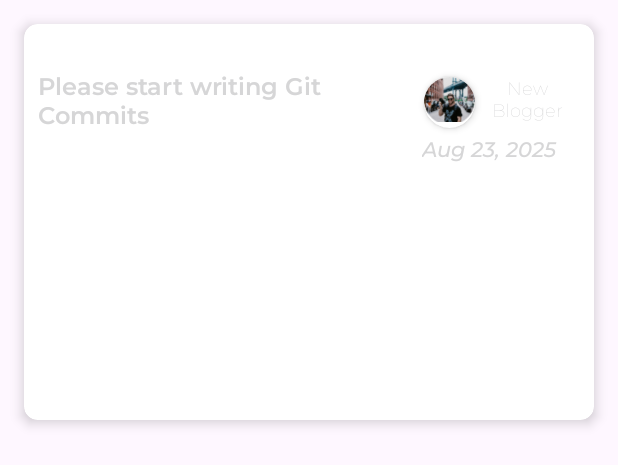
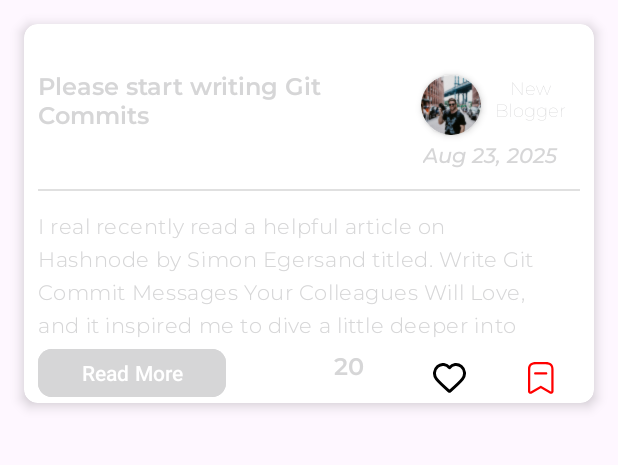
Before and after one commit to Roshan4546/Blog-Application-Android-Project-, an Android app: the layout blog_item.xml on its own in the app's theme, with its tools: preview values and no code run, on a phone screen of 412 x 824 dp. Shown: the top 465 px of the screen. Run offline under Robolectric (Android 15) with nearby library versions, the phone set to English and light mode, and no system bars; Roboto replaces fonts that are not available here.

Commit message:
changes in UI

```diff
--- /dev/null
+++ b/app/src/main/java/com/example/blogapplication/Model/BlogItemModel.kt
@@ -0,0 +1,10 @@
+package com.example.blogapplication.Model
+
+data class BlogItemModel(
+    val heading : String,
+    val userName : String,
+    val date : String,
+    val post : String,
+    val likecounts : Int,
+    val imageUrl : String,
+)
--- /dev/null
+++ b/app/src/main/java/com/example/blogapplication/adapter/BlogAdapter.kt
@@ -0,0 +1,53 @@
+package com.example.blogapplication.adapter
+
+import android.view.LayoutInflater
+import android.view.ViewGroup
+import androidx.recyclerview.widget.RecyclerView
+import androidx.recyclerview.widget.RecyclerView.Recycler
+import com.bumptech.glide.Glide
+import com.example.blogapplication.Model.BlogItemModel
+import com.example.blogapplication.R
+import com.example.blogapplication.databinding.ActivityWelcomeBinding
+import com.example.blogapplication.databinding.BlogItemBinding
+
+class BlogAdapter(private val items: List<BlogItemModel>) :
+    RecyclerView.Adapter<BlogAdapter.BlogViewHolder>() {
+    override fun onCreateViewHolder(parent: ViewGroup, viewType: Int): BlogViewHolder {
+
+        val inflater: LayoutInflater = LayoutInflater.from(parent.context)
+        val binding: BlogItemBinding = BlogItemBinding.inflate(inflater, parent, false)
+        return BlogViewHolder(binding)
+    }
+
+
+    override fun onBindViewHolder(holder: BlogViewHolder, position: Int) {
+
+        holder.bind(items[position])
+    }
+
+    override fun getItemCount(): Int {
+        return items.size
+    }
+
+
+    inner class BlogViewHolder(private val binding: BlogItemBinding) :
+        RecyclerView.ViewHolder(binding.root) {
+        fun bind(blogItemModel: BlogItemModel) {
+            binding.heading.text = blogItemModel.heading
+//            Glide.with(binding.profileimage2.context)
+//                .load(blogItemModel.imageUrl)
+//                .placeholder(R.drawable.p1) // fallback while loading
+//                .error(R.drawable.p1)       // fallback if error
+//                .into(binding.profileimage2)
+            binding.username.text = blogItemModel.userName
+            binding.date.text = blogItemModel.date
+            binding.post.text = blogItemModel.post
+            binding.likeCount?.text = blogItemModel.likecounts.toString()
+
+
+        }
+
+    }
+
+
+}
--- /dev/null
+++ b/app/src/main/res/layout-v28/blog_item.xml
@@ -0,0 +1,110 @@
+<?xml version="1.0" encoding="utf-8"?>
+<androidx.cardview.widget.CardView
+    xmlns:android="http://schemas.android.com/apk/res/android"
+    xmlns:app="http://schemas.android.com/apk/res-auto"
+    xmlns:tools="http://schemas.android.com/tools"
+    android:layout_width="match_parent"
+    android:layout_height="264dp"
+    android:layout_margin="16dp"
+    app:cardCornerRadius="9dp"
+    app:cardElevation="5dp">
+
+    <androidx.constraintlayout.widget.ConstraintLayout
+        android:layout_width="match_parent"
+        android:layout_height="match_parent">
+
+        <!-- Commit message text -->
+
+        <TextView
+            android:id="@+id/heading"
+            android:layout_width="238dp"
+            android:layout_height="39dp"
+            android:layout_marginStart="9dp"
+            android:layout_marginTop="30dp"
+            android:fontFamily="@font/montserrat_semibold"
+            android:maxLines="2"
+            android:text="@string/please_start_writing_git_commits"
+            android:textColor="@color/blue"
+            android:textSize="16sp"
+            android:textStyle="bold"
+            app:layout_constraintStart_toStartOf="parent"
+            app:layout_constraintTop_toTopOf="parent" />
+
+        <!-- Small card with an image inside -->
+        <androidx.cardview.widget.CardView
+            android:id="@+id/cardView3"
+            android:layout_width="34dp"
+            android:layout_height="34dp"
+            app:cardCornerRadius="100dp"
+            app:cardElevation="3dp"
+            app:layout_constraintBottom_toBottomOf="@+id/username"
+            app:layout_constraintEnd_toStartOf="@+id/username"
+            app:layout_constraintTop_toTopOf="@+id/username">
+
+            <ImageView
+                android:layout_width="match_parent"
+                android:layout_height="30dp"
+                android:scaleType="centerCrop"
+                android:src="@drawable/p1" />
+
+        </androidx.cardview.widget.CardView>
+
+        <TextView
+            android:id="@+id/username"
+            android:layout_width="70dp"
+            android:layout_height="44dp"
+            android:layout_marginTop="30dp"
+            android:layout_marginEnd="9dp"
+            android:fontFamily="@font/montserrat_thin"
+            android:maxLines="2"
+            android:padding="5dp"
+            android:text="@string/new_blogger"
+            android:textAlignment="center"
+            android:textColor="@color/black"
+            android:textSize="12sp"
+            app:layout_constraintEnd_toEndOf="parent"
+            app:layout_constraintTop_toTopOf="parent" />
+
+        <TextView
+            android:id="@+id/date"
+            android:layout_width="91dp"
+            android:layout_height="20dp"
+            android:layout_marginEnd="12dp"
+            android:fontFamily="@font/montserrat_mediumitalic"
+            android:text="Aug 23, 2025"
+            android:textColor="@color/red"
+            app:layout_constraintEnd_toEndOf="@+id/username"
+            app:layout_constraintStart_toStartOf="@+id/cardView3"
+            app:layout_constraintTop_toBottomOf="@+id/username" />
+
+        <View
+            android:id="@+id/divider"
+            android:layout_width="0dp"
+            android:layout_height="1dp"
+            android:layout_marginTop="12dp"
+            android:background="?android:attr/listDivider"
+            app:layout_constraintEnd_toEndOf="@+id/username"
+            app:layout_constraintHorizontal_bias="0.38"
+            app:layout_constraintStart_toStartOf="@+id/heading"
+            app:layout_constraintTop_toBottomOf="@+id/date" />
+
+        <TextView
+            android:id="@+id/post"
+            android:layout_width="0dp"
+            android:layout_height="100dp"
+            android:layout_marginTop="14dp"
+            android:maxLines="4"
+            android:text="@string/item0"
+            android:lineHeight="22sp"
+            android:letterSpacing="0.03"
+            android:fontFamily="@font/montserrat_light"
+            android:textColor="@color/black"
+            app:layout_constraintEnd_toEndOf="@+id/divider"
+            app:layout_constraintHorizontal_bias="0.498"
+            app:layout_constraintStart_toStartOf="@+id/divider"
+            app:layout_constraintTop_toBottomOf="@+id/divider" />
+
+
+    </androidx.constraintlayout.widget.ConstraintLayout>
+
+</androidx.cardview.widget.CardView>
--- a/app/src/main/res/layout/activity_main.xml
+++ b/app/src/main/res/layout/activity_main.xml
@@ -17,7 +17,7 @@
         android:scaleType="centerCrop"
         app:layout_constraintBottom_toBottomOf="parent"
         app:layout_constraintEnd_toEndOf="parent"
-        app:layout_constraintHorizontal_bias="1.0"
+        app:layout_constraintHorizontal_bias="0.0"
         app:layout_constraintStart_toStartOf="parent"
         app:layout_constraintTop_toTopOf="parent"
         app:layout_constraintVertical_bias="1.0"
@@ -48,7 +48,7 @@
         app:layout_constraintTop_toTopOf="parent">
 
         <ImageView
-            android:id="@+id/profileimage"
+            android:id="@+id/profileimage2"
             android:layout_width="match_parent"
             android:layout_height="match_parent"
             android:scaleType="centerCrop"
@@ -58,15 +58,17 @@
 
     <ImageButton
         android:id="@+id/saveArticle"
-        android:layout_width="24dp"
-        android:layout_height="24dp"
+        android:layout_width="50dp"
+        android:layout_height="50dp"
         android:layout_marginEnd="44dp"
         android:background="@android:color/transparent"
+        android:contentDescription="@string/save_article_button"
         app:layout_constraintBottom_toBottomOf="@+id/cardView2"
         app:layout_constraintEnd_toStartOf="@+id/cardView2"
         app:layout_constraintTop_toTopOf="@+id/cardView2"
         app:layout_constraintVertical_bias="0.6"
         app:srcCompat="@drawable/red_save" />
+
 
     <androidx.appcompat.widget.SearchView
         android:id="@+id/search_blog"
@@ -83,11 +85,16 @@
 
 
     <androidx.recyclerview.widget.RecyclerView
+        android:id="@+id/blogRecyclerview"
         android:layout_width="0dp"
         android:layout_height="0dp"
-        android:layout_marginTop="20dp"
-        app:layout_constraintBottom_toBottomOf="@+id/imageView2"
-        app:layout_constraintEnd_toEndOf="@+id/search_blog"
-        app:layout_constraintStart_toStartOf="@+id/search_blog"
-        app:layout_constraintTop_toBottomOf="@+id/search_blog" />
+        android:layout_marginTop="10dp"
+        app:layout_constraintBottom_toBottomOf="parent"
+        app:layout_constraintEnd_toEndOf="parent"
+        app:layout_constraintHorizontal_bias="0.0"
+        app:layout_constraintStart_toStartOf="parent"
+        app:layout_constraintTop_toBottomOf="@+id/search_blog"
+        app:layout_constraintVertical_bias="0.0"
+        tools:listitem="@layout/blog_item" />
+
 </androidx.constraintlayout.widget.ConstraintLayout>
--- a/app/src/main/res/layout/blog_item.xml
+++ b/app/src/main/res/layout/blog_item.xml
@@ -1,10 +1,9 @@
 <?xml version="1.0" encoding="utf-8"?>
-<androidx.cardview.widget.CardView
-    xmlns:android="http://schemas.android.com/apk/res/android"
+<androidx.cardview.widget.CardView xmlns:android="http://schemas.android.com/apk/res/android"
     xmlns:app="http://schemas.android.com/apk/res-auto"
     xmlns:tools="http://schemas.android.com/tools"
     android:layout_width="match_parent"
-    android:layout_height="264dp"
+    android:layout_height="wrap_content"
     android:layout_margin="16dp"
     app:cardCornerRadius="9dp"
     app:cardElevation="5dp">
@@ -16,7 +15,7 @@
         <!-- Commit message text -->
 
         <TextView
-            android:id="@+id/tvCommitMessage"
+            android:id="@+id/heading"
             android:layout_width="238dp"
             android:layout_height="39dp"
             android:layout_marginStart="9dp"
@@ -33,26 +32,27 @@
         <!-- Small card with an image inside -->
         <androidx.cardview.widget.CardView
             android:id="@+id/cardView3"
-            android:layout_width="34dp"
-            android:layout_height="34dp"
-            app:cardCornerRadius="100dp"
+            android:layout_width="40dp"
+            android:layout_height="40dp"
+            app:cardCornerRadius="20dp"
             app:cardElevation="3dp"
-            app:layout_constraintBottom_toBottomOf="@+id/textView5"
-            app:layout_constraintEnd_toStartOf="@+id/textView5"
-            app:layout_constraintTop_toTopOf="@+id/textView5">
+            app:layout_constraintBottom_toBottomOf="@+id/username"
+            app:layout_constraintEnd_toStartOf="@+id/username"
+            app:layout_constraintTop_toTopOf="@+id/username">
 
             <ImageView
+                android:id="@+id/profileimage2"
                 android:layout_width="match_parent"
-                android:layout_height="30dp"
+                android:layout_height="match_parent"
                 android:scaleType="centerCrop"
                 android:src="@drawable/p1" />
 
         </androidx.cardview.widget.CardView>
 
         <TextView
-            android:id="@+id/textView5"
-            android:layout_width="70dp"
-            android:layout_height="44dp"
+            android:id="@+id/username"
+            android:layout_width="66dp"
+            android:layout_height="48dp"
             android:layout_marginTop="30dp"
             android:layout_marginEnd="9dp"
             android:fontFamily="@font/montserrat_thin"
@@ -66,15 +66,98 @@
             app:layout_constraintTop_toTopOf="parent" />
 
         <TextView
-            android:layout_width="95dp"
-            android:layout_height="32dp"
+            android:id="@+id/date"
+            android:layout_width="91dp"
+            android:layout_height="20dp"
             android:layout_marginEnd="12dp"
             android:fontFamily="@font/montserrat_mediumitalic"
-            android:text="Aug 23, 2025"
+            android:text="@string/aug_23_2025"
             android:textColor="@color/red"
-            app:layout_constraintEnd_toEndOf="@+id/textView5"
+            app:layout_constraintEnd_toEndOf="@+id/username"
             app:layout_constraintStart_toStartOf="@+id/cardView3"
-            app:layout_constraintTop_toBottomOf="@+id/textView5" />
+            app:layout_constraintTop_toBottomOf="@+id/username" />
+
+        <View
+            android:id="@+id/divider"
+            android:layout_width="0dp"
+            android:layout_height="1dp"
+            android:layout_marginTop="12dp"
+            android:background="?android:attr/listDivider"
+            app:layout_constraintEnd_toEndOf="@+id/username"
+            app:layout_constraintHorizontal_bias="0.38"
+            app:layout_constraintStart_toStartOf="@+id/heading"
+            app:layout_constraintTop_toBottomOf="@+id/date" />
+
+        <TextView
+            android:id="@+id/post"
+            android:layout_width="0dp"
+            android:layout_height="wrap_content"
+            android:layout_marginTop="14dp"
+            android:fontFamily="@font/montserrat_light"
+            android:letterSpacing="0.03"
+            android:lineHeight="22sp"
+            android:maxLines="4"
+            android:text="@string/item0"
+            android:textColor="@color/black"
+            app:layout_constraintEnd_toEndOf="@+id/divider"
+            app:layout_constraintHorizontal_bias="0.498"
+            app:layout_constraintStart_toStartOf="@+id/divider"
+            app:layout_constraintTop_toBottomOf="@+id/divider" />
+
+        <Button
+            android:id="@+id/readmore"
+            android:layout_width="125dp"
+            android:layout_height="40dp"
+            android:backgroundTint="@color/blue"
+            android:minWidth="100dp"
+            android:minHeight="40dp"
+            android:text="@string/read_more"
+            app:cornerRadius="9dp"
+            app:layout_constraintBottom_toBottomOf="parent"
+            app:layout_constraintStart_toStartOf="@+id/post"
+            app:layout_constraintTop_toBottomOf="@+id/post"
+            app:layout_constraintVertical_bias="1.0" />
+
+
+        <TextView
+            android:id="@+id/likeCount"
+            android:layout_width="32dp"
+            android:layout_height="33dp"
+            android:layout_marginStart="72dp"
+            android:fontFamily="@font/montserrat_semibold"
+            android:text="20"
+            android:textColor="@color/black"
+            android:textSize="16sp"
+            app:layout_constraintBottom_toBottomOf="parent"
+            app:layout_constraintStart_toEndOf="@+id/readmore"
+            app:layout_constraintTop_toTopOf="@+id/readmore"
+            app:layout_constraintVertical_bias="0.565" />
+
+        <ImageButton
+            android:id="@+id/like"
+            android:layout_width="49dp"
+            android:layout_height="49dp"
+            android:layout_marginStart="20dp"
+            android:background="@android:color/transparent"
+            android:contentDescription="@string/like_button"
+            app:layout_constraintBottom_toBottomOf="@+id/likeCount"
+            app:layout_constraintStart_toEndOf="@+id/likeCount"
+            app:layout_constraintTop_toTopOf="@+id/likeCount"
+            app:layout_constraintVertical_bias="0.32"
+            app:srcCompat="@drawable/black_heart" />
+
+        <ImageButton
+            android:id="@+id/likesave"
+            android:layout_width="49dp"
+            android:layout_height="49dp"
+            android:layout_marginStart="12dp"
+            android:background="@android:color/transparent"
+            android:contentDescription="@string/save_button"
+            app:layout_constraintBottom_toBottomOf="@+id/like"
+            app:layout_constraintStart_toEndOf="@+id/like"
+            app:layout_constraintTop_toTopOf="@+id/like"
+            app:layout_constraintVertical_bias="0.0"
+            app:srcCompat="@drawable/red_save" />
 
 
     </androidx.constraintlayout.widget.ConstraintLayout>
--- a/app/src/main/res/values/strings.xml
+++ b/app/src/main/res/values/strings.xml
@@ -17,4 +17,10 @@
     <string name="desing_by_n_splasher1">Desing by\n splasher</string>
     <string name="please_start_writing_git_commits">Please start writing Git Commits</string>
     <string name="new_blogger">New Blogger</string>
+    <string name="item0">I real recently read a helpful article on Hashnode by Simon Egersand titled. Write Git Commit Messages Your Colleagues Will Love, and it inspired me to dive a little deeper into understanding what makes a Git commit good or bad.</string>
+    <string name="like_button">Like button</string>
+    <string name="save_button">Save button</string>
+    <string name="read_more">Read More</string>
+    <string name="aug_23_2025">Aug 23, 2025</string>
+    <string name="save_article_button">Save article button</string>
 </resources>
```
